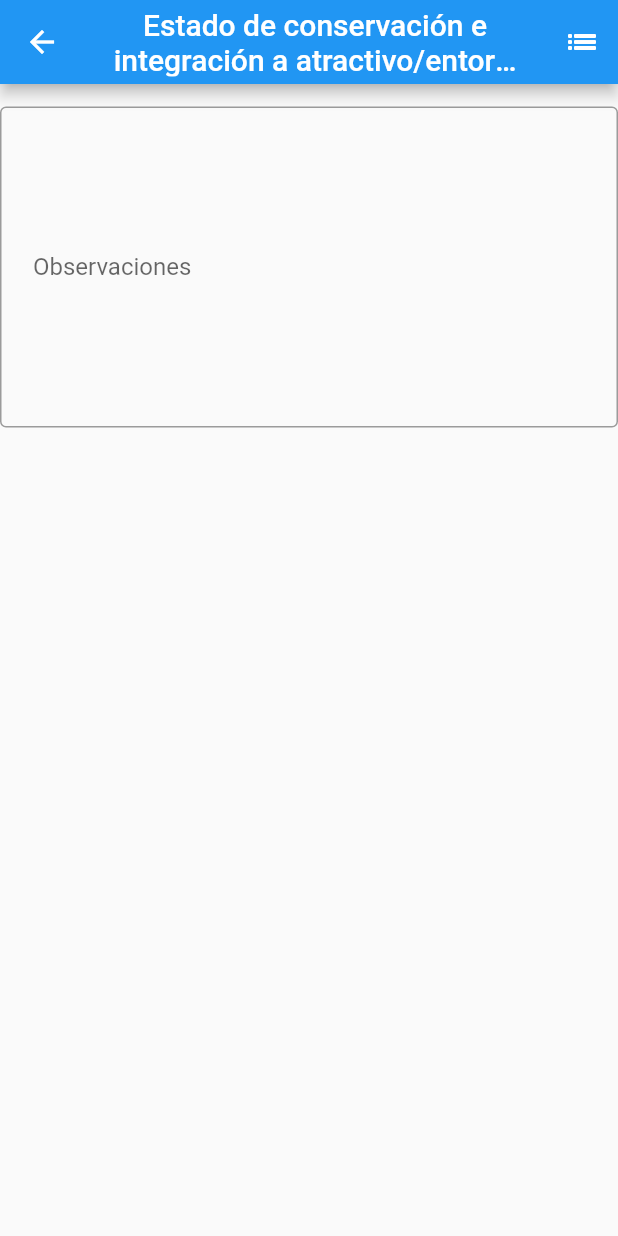
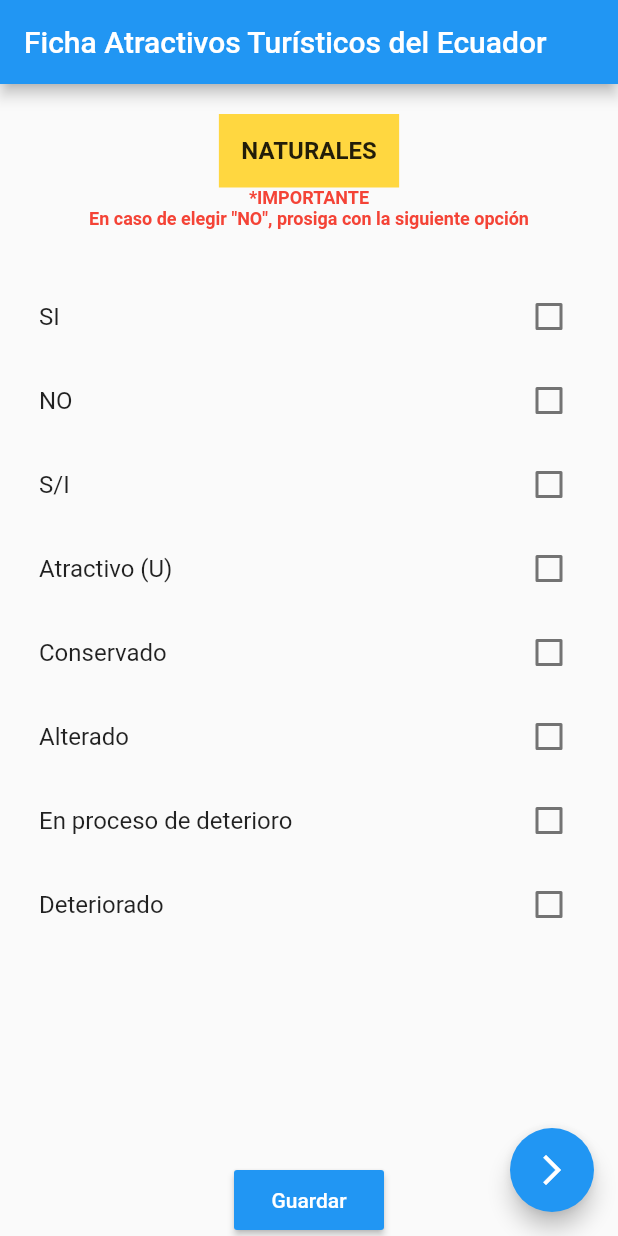
Before and after one commit to joSar2000/Turismo_Flutter, a Flutter app: the screen it shows after launch, after a tap on the "arrow forward ios" icon, on a phone screen of 412 x 824 dp. Run offline on Flutter 3.47's test engine with Material 2 defaults, Android fonts, the phone set to English and light mode, and no system bars; our stand-ins replace cloud_firestore, firebase_core, firebase_database; accounts and stored records are empty.

Commit message:
Comenzamos con la siguiente vista

```diff
--- a/lib/pages/viewturista_tabla6.dart
+++ b/lib/pages/viewturista_tabla6.dart
@@ -1,6 +1,6 @@
 import 'dart:developer';
 
-
+import 'package:cloud_firestore/cloud_firestore.dart';
 import 'package:flutter/material.dart';
 import 'package:turismo_flutter/pages/check_6.dart';
 
@@ -8,65 +8,146 @@ class SavePage extends StatelessWidget {
 
   static const String ROUTE = "/estado_conservacion";
 
-
   @override
   Widget build(BuildContext context) {
-    return Scaffold(
-
-      appBar: AppBar(
-        title: Text('Estado de conservación e integración a atractivo/entorno',
-          textAlign: TextAlign.center,
-          maxLines: 2,
+    return MaterialApp(
+      home: Scaffold(
+        floatingActionButton: FloatingActionButton(
+          child: Icon(Icons.arrow_forward_ios),
+          onPressed: () {
+            Navigator.pushNamed(context, CheckBoxTurism.ROUTE);
+          },
         ),
-        actions: <Widget> [
-          IconButton(
-            onPressed: () { },
-            icon: Icon(Icons.list_outlined),
-            tooltip: "Ver Más",
-            alignment: Alignment.center,
-          )
-        ],
+        floatingActionButtonLocation: FloatingActionButtonLocation.endFloat,
+        appBar: AppBar(
+          title: Text(
+            'Ficha Atractivos Turísticos del Ecuador',
+            textAlign: TextAlign.center,
+            maxLines: 2,
+          ),
+        ),
+        body: Center(
+            child: Center(
+              child: FormSaveWidget(),
+            )),
       ),
-      body: Container(
-        child: _FormSaveTurism(),
-      )
-
     );
   }
 }
 
 
-class _FormSaveTurism extends StatelessWidget {
+class FormSaveWidget extends StatefulWidget {
+  @override
+  FormWidgetState createState() => new FormWidgetState();
+}
 
+class FormWidgetState extends State {
+  final firebaseInstance = FirebaseFirestore.instance;
+
+  Map<String, bool> values = {
+    //Tabla6
+    'SI' : false,
+    'NO': false,
+    'S/I': false,
+    //Tabla 6.1
+    'Atractivo (U)': false,
+    'Conservado': false,
+    'Alterado': false,
+    'En proceso de deterioro': false,
+    'Deteriorado': false,
+  };
+
+  var table6_1Arr = [];
+  getCheckboxItems() {
+    values.forEach((key, value) {
+      if (value == true) {
+        table6_1Arr.add(key);
+      }
+    });
+    table6_1Arr.clear();
+    firebaseInstance.collection("Factores de alteracion y deterioro").add({
+      "si_estado_conservacion": values.values.elementAt(0),
+      "no_estado_conservacion": values.values.elementAt(1),
+      "s_i_estado_conservacion": values.values.elementAt(2),
+      "atractivo_U": values.values.elementAt(3),
+      "conservado_atractivo_U": values.values.elementAt(4),
+      "alterado_atractivo_U": values.values.elementAt(5),
+      "deterioro_atractivo_U": values.values.elementAt(6),
+      "deteriorado_atractivo_U": values.values.elementAt(7),
+    });
+  }
   @override
   Widget build(BuildContext context) {
-    return Form(
-        child: Column(
-          children: <Widget> [
-            SizedBox(
-              height: 15,
-            ),
-            TextFormField(
-
-              maxLines: 10,
-              decoration: InputDecoration(
-                contentPadding:
-                  EdgeInsets.symmetric(vertical: 12.0, horizontal: 22.0),
-                hintText: "Ingrese sus observaciones en caso de ser necesarias",
-                labelText: "Observaciones", //observaciones_atractivo_U
-                border: OutlineInputBorder(
-
-                  //borderRadius: BorderRadius.all(Radius.elliptical(x, y))
-                ),
-
-              ),
-            ),
-
-            SizedBox(
-            height: 15,
-            ),
-          ],
+    return Column(
+      children:<Widget> [
+        titleSection,
+        Expanded(
+          child: ListView(
+            padding: EdgeInsets.fromLTRB(10.0, 10.0, 10.0, 10.0),
+            children: values.keys.map((String key) {
+              return new CheckboxListTile(
+                  title: new Text(key),
+                  value: values[key],
+                  activeColor: Colors.green,
+                  checkColor: Colors.white,
+                  onChanged: (value) {
+                    setState(() {
+                      values[key] = value!;
+                      print('valores: $values');
+                      //print(values.values.elementAt(0));
+                    });
+                  }
+                  );
+            }).toList(),
+          ),
+        ),
+        MaterialButton(
+          minWidth: 100.0,
+          height: 40.0,
+          onPressed: () {
+            CheckboxWidgetState().getCheckboxItems();
+          },
+          color: Colors.blue,
+          child: Text('Guardar', style: TextStyle(color: Colors.white)),
         )
+      ],
     );
   }
+  Widget titleSection = Container(
+    padding: const EdgeInsets.fromLTRB(10, 20, 10, 20),
+    child: Row(
+      children: [
+        Expanded(
+          /*1*/
+          child: Column(
+            crossAxisAlignment: CrossAxisAlignment.center,
+            children: [
+              /*2*/
+              Container(
+                color: Colors.amberAccent,
+                padding: const EdgeInsets.all(15.0),
+                child: Text(
+                  'NATURALES',
+                  textAlign: TextAlign.center,
+                  style: TextStyle(
+                    fontWeight: FontWeight.bold,
+                    fontSize: 16,
+                  ),
+                ),
+              ),
+              Text(
+                '*IMPORTANTE\nEn caso de elegir "NO", prosiga con la siguiente opción',
+                textAlign: TextAlign.center,
+                style: TextStyle(
+                  fontWeight: FontWeight.bold,
+                  fontSize: 12,
+                  color: Colors.red,
+                ),
+              ),
+            ],
+          ),
+        ),
+      ],
+    ),
+  );
 }
```
